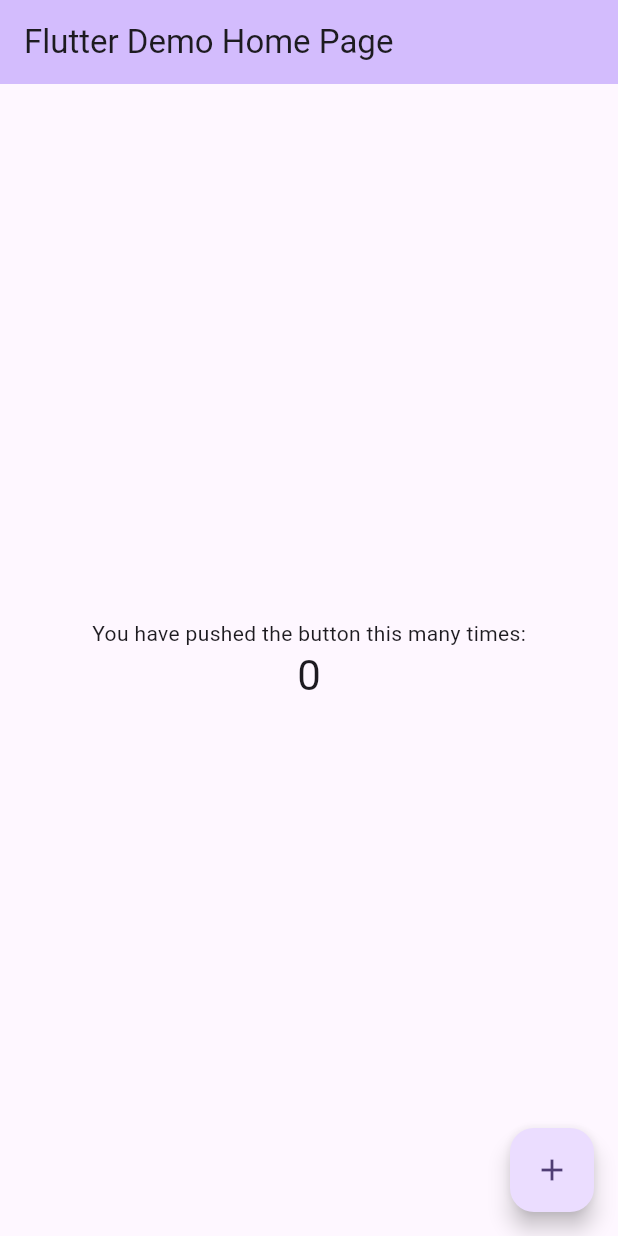
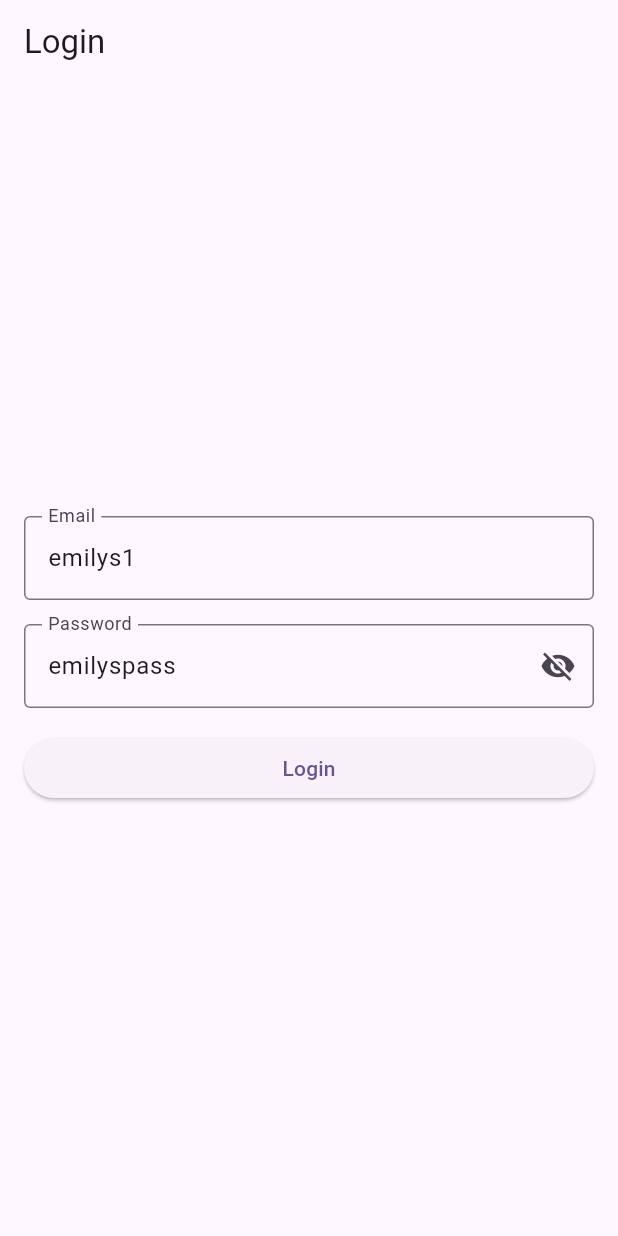
Before and after one commit to shibi/flutter_app_template, a Flutter app: the screen it shows after launch, on a phone screen of 412 x 824 dp. Run offline on Flutter 3.47's test engine with Material 3 defaults, Android fonts, the phone set to English and light mode, and no system bars; our stand-ins replace get, shared_preferences.

Commit message:
sample login

```diff
--- a/lib/core/helper/api_helper.dart
+++ b/lib/core/helper/api_helper.dart
@@ -17,9 +17,9 @@ class ApiHelper{
   };
   static const String BEARER_KEYWORD = 'Bearer';
 
-  final encoding = Encoding.getByName('utf-8');
+  static final encoding = Encoding.getByName('utf-8');
 
-  Map<String, String> getHeaders({required String token}) {
+  static Map<String, String> getHeaders({required String token}) {
     Map<String, String> header;
     if (token.isNotEmpty) {
       header = {
@@ -33,7 +33,7 @@ class ApiHelper{
     return header;
   }
 
-  String getJsonBody(Map<String, dynamic>? map) {
+  static String getJsonBody(Map<String, dynamic>? map) {
     String jsonBody;
     if (map == null) {
       jsonBody = '';
--- a/lib/core/utils/string_resources.dart
+++ b/lib/core/utils/string_resources.dart
@@ -6,4 +6,7 @@ class StringResources {
   static const String error='Error';
   static const String defaultErrorMsg='Something went wrong';
 
+  static const String enterUsername='Enter username';
+  static const String enterPassword='Enter password';
+
 }
--- a/lib/core/utils/url_container.dart
+++ b/lib/core/utils/url_container.dart
@@ -1,4 +1,7 @@
 
 class UrlContainer{
-  static const String baseUrl = '';
+  static const String baseUrl = 'https://dummyjson.com/';
+
+  //End points
+  static const String login = 'auth/login';
 }
--- a/lib/data/controller/base/base_controller.dart
+++ b/lib/data/controller/base/base_controller.dart
@@ -20,7 +20,7 @@ class BaseController extends GetxController{
 
   Future<void> safeApiCall<ResponseClass>(Future<ResponseModel> Function() apiCall, Function(ResponseModel response) onSuccess, Function(String message) onFailure) async{
     try{
-
+      updateLoadingState(isLoading: true);
       ResponseModel responseModel = await apiCall();
       if(responseModel.isSuccess){
         onSuccess(responseModel);
@@ -30,6 +30,8 @@ class BaseController extends GetxController{
 
     }catch(e){
       onFailure(e.toString());
+    }finally{
+      updateLoadingState(isLoading: false);
     }
   }
 
@@ -56,4 +58,5 @@ class BaseController extends GetxController{
   void showSnack(String title, String msg){
     Get.snackbar(title, msg);
   }
+
 }
--- /dev/null
+++ b/lib/data/model/login/login_response_model.dart
@@ -0,0 +1,48 @@
+class LoginResponseModel {
+  String? accessToken;
+  String? refreshToken;
+  int? id;
+  String? username;
+  String? email;
+  String? firstName;
+  String? lastName;
+  String? gender;
+  String? image;
+
+  LoginResponseModel(
+      {this.accessToken,
+        this.refreshToken,
+        this.id,
+        this.username,
+        this.email,
+        this.firstName,
+        this.lastName,
+        this.gender,
+        this.image});
+
+  LoginResponseModel.fromJson(Map<String, dynamic> json) {
+    accessToken = json['accessToken'];
+    refreshToken = json['refreshToken'];
+    id = json['id'];
+    username = json['username'];
+    email = json['email'];
+    firstName = json['firstName'];
+    lastName = json['lastName'];
+    gender = json['gender'];
+    image = json['image'];
+  }
+
+  Map<String, dynamic> toJson() {
+    final Map<String, dynamic> data = new Map<String, dynamic>();
+    data['accessToken'] = this.accessToken;
+    data['refreshToken'] = this.refreshToken;
+    data['id'] = this.id;
+    data['username'] = this.username;
+    data['email'] = this.email;
+    data['firstName'] = this.firstName;
+    data['lastName'] = this.lastName;
+    data['gender'] = this.gender;
+    data['image'] = this.image;
+    return data;
+  }
+}
--- a/lib/data/repo/base/base_repo.dart
+++ b/lib/data/repo/base/base_repo.dart
@@ -7,5 +7,4 @@ abstract class BaseRepo{
 
   BaseRepo({required this.apiService});
 
-
 }
--- /dev/null
+++ b/lib/data/repo/login/login_repo.dart
@@ -0,0 +1,20 @@
+
+import 'package:flutter_app_template/core/utils/url_container.dart';
+import 'package:flutter_app_template/data/model/api/response_model.dart';
+import 'package:flutter_app_template/data/repo/base/base_repo.dart';
+
+import '../../service/method.dart';
+
+class LoginRepo extends BaseRepo{
+
+  LoginRepo({required super.apiService});
+
+  Future<ResponseModel> requestLogin(String username, String password){
+    Map<String,String> requestParams = {};
+    requestParams["username"] = username;
+    requestParams["password"] = password;
+    String url = '${UrlContainer.baseUrl}${UrlContainer.login}';
+    return apiService.apiRequest(url: url, method: Method.POST, map: requestParams);
+  }
+
+}
--- /dev/null
+++ b/lib/data/service/method.dart
@@ -0,0 +1,6 @@
+
+class Method{
+  static const String GET = 'get';
+  static const String POST = 'post';
+  static const String PUT = 'put';
+}
--- a/lib/main.dart
+++ b/lib/main.dart
@@ -1,7 +1,13 @@
 import 'package:flutter/material.dart';
+import 'package:flutter_app_template/core/di/di_services.dart';
+import 'package:flutter_app_template/view/screens/login/login_screen.dart';
 import 'package:get/get_navigation/src/root/get_material_app.dart';
 
-void main() {
+void main() async{
+  WidgetsFlutterBinding.ensureInitialized();
+
+  await init();
+
   runApp(const MyApp());
 }
 
@@ -13,54 +19,11 @@ class MyApp extends StatelessWidget {
   Widget build(BuildContext context) {
     return GetMaterialApp(
       title: 'Flutter Demo',
+      debugShowCheckedModeBanner: false,
       theme: ThemeData(
         colorScheme: ColorScheme.fromSeed(seedColor: Colors.deepPurple),
       ),
-      home: const MyHomePage(title: 'Flutter Demo Home Page'),
+      home: const LoginScreen(),
     );
   }
 }
-
-class MyHomePage extends StatefulWidget {
-  const MyHomePage({super.key, required this.title});
-  final String title;
-  @override
-  State<MyHomePage> createState() => _MyHomePageState();
-}
-
-class _MyHomePageState extends State<MyHomePage> {
-  int _counter = 0;
-
-  void _incrementCounter() {
-    setState(() {
-      _counter++;
-    });
-  }
-
-  @override
-  Widget build(BuildContext context) {
-    return Scaffold(
-      appBar: AppBar(
-        backgroundColor: Theme.of(context).colorScheme.inversePrimary,
-        title: Text(widget.title),
-      ),
-      body: Center(
-        child: Column(
-          mainAxisAlignment: MainAxisAlignment.center,
-          children: <Widget>[
-            const Text('You have pushed the button this many times:'),
-            Text(
-              '$_counter',
-              style: Theme.of(context).textTheme.headlineMedium,
-            ),
-          ],
-        ),
-      ),
-      floatingActionButton: FloatingActionButton(
-        onPressed: _incrementCounter,
-        tooltip: 'Increment',
-        child: const Icon(Icons.add),
-      ),
-    );
-  }
-}
--- /dev/null
+++ b/lib/view/screens/login/login_screen.dart
@@ -0,0 +1,87 @@
+import 'package:flutter/material.dart';
+import 'package:flutter_app_template/data/controller/login/login_controller.dart';
+import 'package:flutter_app_template/data/repo/login/login_repo.dart';
+import 'package:flutter_app_template/view/components/loading_widget.dart';
+import 'package:flutter_app_template/view/screens/dashboard/dashboard_screen.dart';
+import 'package:get/get.dart';
+
+class LoginScreen extends StatelessWidget {
+  const LoginScreen({super.key});
+
+  @override
+  Widget build(BuildContext context) {
+
+    Get.lazyPut(() => LoginRepo(apiService: Get.find()));
+    Get.lazyPut(() => LoginController(loginRepo: Get.find()));
+
+    Get.find<LoginController>()
+      ..usernameController.text = 'emilys1'
+      ..passwordController.text = 'emilyspass';
+
+    return Scaffold(
+      appBar: AppBar(title: const Text("Login")),
+      body: Center(
+        child: Padding(
+          padding: const EdgeInsets.all(16.0),
+          child: GetBuilder<LoginController>(
+            builder: (loginController) {
+              return Column(
+                mainAxisAlignment: MainAxisAlignment.center,
+                crossAxisAlignment: CrossAxisAlignment.center,
+                children: [
+                  TextField(
+                    controller: loginController.usernameController,
+                    decoration: const InputDecoration(
+                      labelText: "Email",
+                      border: OutlineInputBorder(),
+                    ),
+                    keyboardType: TextInputType.emailAddress,
+                  ),
+                  const SizedBox(height: 16),
+                  TextField(
+                    controller: loginController.passwordController,
+                    obscureText: loginController.obSecureText,
+                    decoration: InputDecoration(
+                      labelText: "Password",
+                      border: const OutlineInputBorder(),
+                      suffixIcon: IconButton(
+                        icon: Icon(
+                          (loginController.obSecureText)
+                              ? Icons.visibility
+                              : Icons.visibility_off,
+                        ),
+                        onPressed: () {
+                          loginController.togglePassVisibility();
+                        },
+                      ),
+                    ),
+                  ),
+                  const SizedBox(height: 16),
+                  if(!loginController.isLoading)
+                  SizedBox(
+                    width: double.infinity,
+                    child: ElevatedButton(
+                      onPressed: () {
+                        loginController.requestLogin(
+                          onSuccess: () {
+                            Get.off(()=>DashboardScreen());
+                          },
+                          onFailure: (error) {
+
+                          },
+                        );
+                      },
+                      child: const Text("Login"),
+                    ),
+                  ),
+                  if(loginController.isLoading)
+                    const LoadingWidget()
+                ],
+              );
+            },
+          ),
+        ),
+      ),
+    );
+  }
+}
--- a/pubspec.yaml
+++ b/pubspec.yaml
@@ -32,6 +32,7 @@ dependencies:
     sdk: flutter
   get: ^4.7.2
   shared_preferences: ^2.5.3
+  http: ^1.4.0
 
   # The following adds the Cupertino Icons font to your application.
   # Use with the CupertinoIcons class for iOS style icons.
```
Also changed, not shown: lib/data/controller/login/login_controller.dart (added, +60 -0 lines), lib/data/service/api_service.dart (+43 -0 lines), lib/data/service/base_api_service.dart (+44 -8 lines), lib/view/components/loading_widget.dart (added, +17 -0 lines), lib/view/screens/dashboard/dashboard_screen.dart (added, +16 -0 lines), pubspec.lock, 1 other file.
